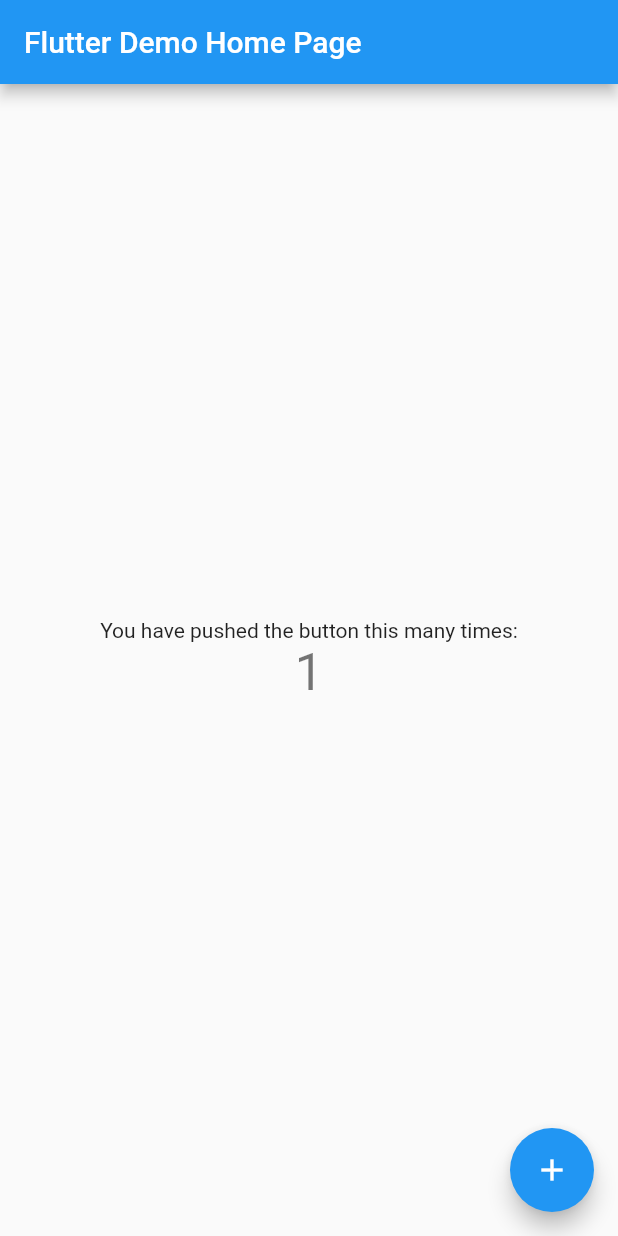
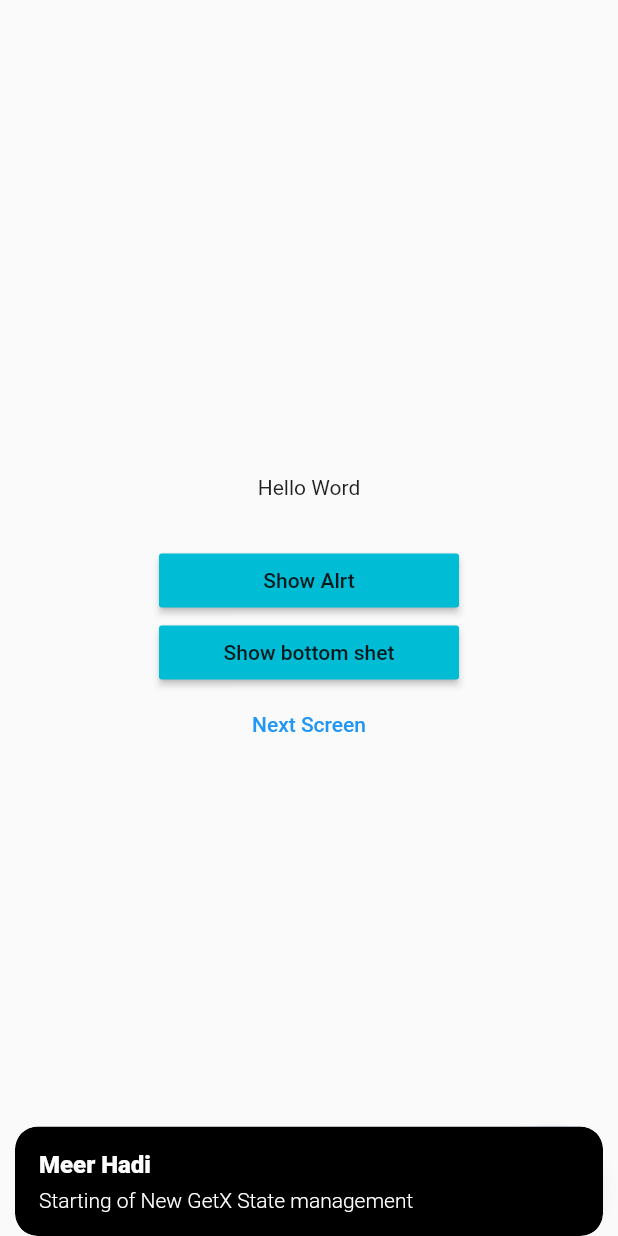
Before and after one commit to MuhammadiHadi/get_x, a Flutter app: the screen it shows after launch, after a tap on the "add" icon, on a phone screen of 412 x 824 dp. Run offline on Flutter 3.47's test engine with Material 2 defaults, Android fonts, the phone set to English and light mode, and no system bars; our stand-ins replace get.

Commit message:
git_utils

```diff
--- a/lib/main.dart
+++ b/lib/main.dart
@@ -1,4 +1,6 @@
 import 'package:flutter/material.dart';
+import 'package:get/get_navigation/src/root/get_material_app.dart';
+import 'package:get_x/view/home.dart';
 
 void main() {
   runApp(const MyApp());
@@ -10,7 +12,7 @@ class MyApp extends StatelessWidget {
   // This widget is the root of your application.
   @override
   Widget build(BuildContext context) {
-    return MaterialApp(
+    return GetMaterialApp(
       title: 'Flutter Demo',
       theme: ThemeData(
         // This is the theme of your application.
@@ -24,92 +26,7 @@ class MyApp extends StatelessWidget {
         // is not restarted.
         primarySwatch: Colors.blue,
       ),
-      home: const MyHomePage(title: 'Flutter Demo Home Page'),
+      home: Home(),
     );
   }
 }
-
-class MyHomePage extends StatefulWidget {
-  const MyHomePage({super.key, required this.title});
-
-  // This widget is the home page of your application. It is stateful, meaning
-  // that it has a State object (defined below) that contains fields that affect
-  // how it looks.
-
-  // This class is the configuration for the state. It holds the values (in this
-  // case the title) provided by the parent (in this case the App widget) and
-  // used by the build method of the State. Fields in a Widget subclass are
-  // always marked "final".
-
-  final String title;
-
-  @override
-  State<MyHomePage> createState() => _MyHomePageState();
-}
-
-class _MyHomePageState extends State<MyHomePage> {
-  int _counter = 0;
-
-  void _incrementCounter() {
-    setState(() {
-      // This call to setState tells the Flutter framework that something has
-      // changed in this State, which causes it to rerun the build method below
-      // so that the display can reflect the updated values. If we changed
-      // _counter without calling setState(), then the build method would not be
-      // called again, and so nothing would appear to happen.
-      _counter++;
-    });
-  }
-
-  @override
-  Widget build(BuildContext context) {
-    // This method is rerun every time setState is called, for instance as done
-    // by the _incrementCounter method above.
-    //
-    // The Flutter framework has been optimized to make rerunning build methods
-    // fast, so that you can just rebuild anything that needs updating rather
-    // than having to individually change instances of widgets.
-    return Scaffold(
-      appBar: AppBar(
-        // Here we take the value from the MyHomePage object that was created by
-        // the App.build method, and use it to set our appbar title.
-        title: Text(widget.title),
-      ),
-      body: Center(
-        // Center is a layout widget. It takes a single child and positions it
-        // in the middle of the parent.
-        child: Column(
-          // Column is also a layout widget. It takes a list of children and
-          // arranges them vertically. By default, it sizes itself to fit its
-          // children horizontally, and tries to be as tall as its parent.
-          //
-          // Invoke "debug painting" (press "p" in the console, choose the
-          // "Toggle Debug Paint" action from the Flutter Inspector in Android
-          // Studio, or the "Toggle Debug Paint" command in Visual Studio Code)
-          // to see the wireframe for each widget.
-          //
-          // Column has various properties to control how it sizes itself and
-          // how it positions its children. Here we use mainAxisAlignment to
-          // center the children vertically; the main axis here is the vertical
-          // axis because Columns are vertical (the cross axis would be
-          // horizontal).
-          mainAxisAlignment: MainAxisAlignment.center,
-          children: <Widget>[
-            const Text(
-              'You have pushed the button this many times:',
-            ),
-            Text(
-              '$_counter',
-              style: Theme.of(context).textTheme.headline4,
-            ),
-          ],
-        ),
-      ),
-      floatingActionButton: FloatingActionButton(
-        onPressed: _incrementCounter,
-        tooltip: 'Increment',
-        child: const Icon(Icons.add),
-      ), // This trailing comma makes auto-formatting nicer for build methods.
-    );
-  }
-}
--- /dev/null
+++ b/lib/view/first_view.dart
@@ -0,0 +1,30 @@
+import 'package:flutter/material.dart';
+import 'package:get/get.dart';
+
+class FirstView extends StatefulWidget {
+  const FirstView({Key? key}) : super(key: key);
+
+  @override
+  State<FirstView> createState() => _FirstViewState();
+}
+
+class _FirstViewState extends State<FirstView> {
+  @override
+  Widget build(BuildContext context) {
+    return Scaffold(
+      body: Center(
+          child: Column(
+        mainAxisAlignment: MainAxisAlignment.center,
+        children: [
+          TextButton(
+            onPressed: () {
+              Get.back();
+            },
+            child: Text("Go back"),
+          ),
+          Text("Hello word"),
+        ],
+      )),
+    );
+  }
+}
--- /dev/null
+++ b/lib/view/home.dart
@@ -0,0 +1,93 @@
+import 'package:flutter/material.dart';
+import 'package:get/get.dart';
+import 'package:get/get_core/src/get_main.dart';
+
+import 'first_view.dart';
+
+class Home extends StatefulWidget {
+  const Home({Key? key}) : super(key: key);
+
+  @override
+  State<Home> createState() => _HomeState();
+}
+
+class _HomeState extends State<Home> {
+  @override
+  Widget build(BuildContext context) {
+    return Scaffold(
+      body: Center(
+        child: Column(
+          mainAxisAlignment: MainAxisAlignment.center,
+          children: [
+            Text(
+              "Hello Word",
+            ),
+            SizedBox(
+              height: 30,
+            ),
+            MaterialButton(
+                minWidth: 200,
+                color: Colors.cyan,
+                child: Text("Show Alrt"),
+                onPressed: () {
+                  Get.defaultDialog(
+                      title: "Hello Meer",
+                      middleText: "stating Getx state management",
+                      onConfirm: () {
+                        Navigator.pop(context);
+                      },
+                      onCancel: () {
+                        Navigator.pop(context);
+                      });
+                }),
+            MaterialButton(
+                minWidth: 200,
+                color: Colors.cyan,
+                child: Text("Show bottom shet"),
+                onPressed: () {
+                  Get.bottomSheet(Container(
+                    height: 300,
+                    width: double.infinity,
+                    color: Colors.white,
+                    child: Column(
+                      children: [
+                        Card(
+                          child: ListTile(
+                            title: Text("light theme"),
+                            onTap: () {
+                              Get.changeTheme(ThemeData.light());
+                            },
+                          ),
+                        ),
+                        Card(
+                          child: ListTile(
+                            title: Text("dark theme"),
+                            onTap: () {
+                              Get.changeTheme(ThemeData.dark());
+                            },
+                          ),
+                        ),
+                      ],
+                    ),
+                  ));
+                }),
+            TextButton(
+                onPressed: () {
+                  Get.to(FirstView());
+                },
+                child: Text("Next Screen"))
+          ],
+        ),
+      ),
+      floatingActionButton: FloatingActionButton(
+        child: Icon(Icons.add),
+        onPressed: () {
+          Get.snackbar("Meer Hadi", "Starting of New GetX State management",
+              backgroundColor: Colors.black,
+              colorText: Colors.white,
+              snackPosition: SnackPosition.BOTTOM);
+        },
+      ),
+    );
+  }
+}
--- a/pubspec.yaml
+++ b/pubspec.yaml
@@ -36,6 +36,7 @@ dependencies:
   # The following adds the Cupertino Icons font to your application.
   # Use with the CupertinoIcons class for iOS style icons.
   cupertino_icons: ^1.0.2
+  get:
 
 dev_dependencies:
   flutter_test:
@@ -46,7 +47,7 @@ dev_dependencies:
   # activated in the `analysis_options.yaml` file located at the root of your
   # package. See that file for information about deactivating specific lint
   # rules and activating additional ones.
-  flutter_lints: ^2.0.0
+#  flutter_lints: ^2.0.0
 
 # For information on the generic Dart part of this file, see the
 # following page: https://dart.dev/tools/pub/pubspec
```
Also changed, not shown: pubspec.lock.
